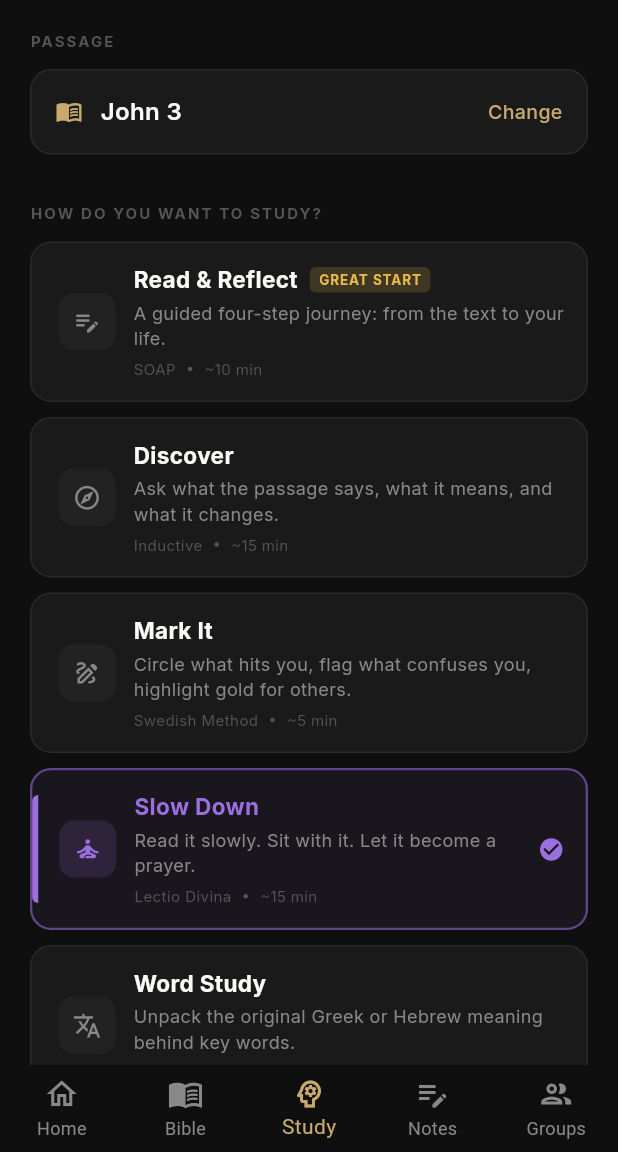
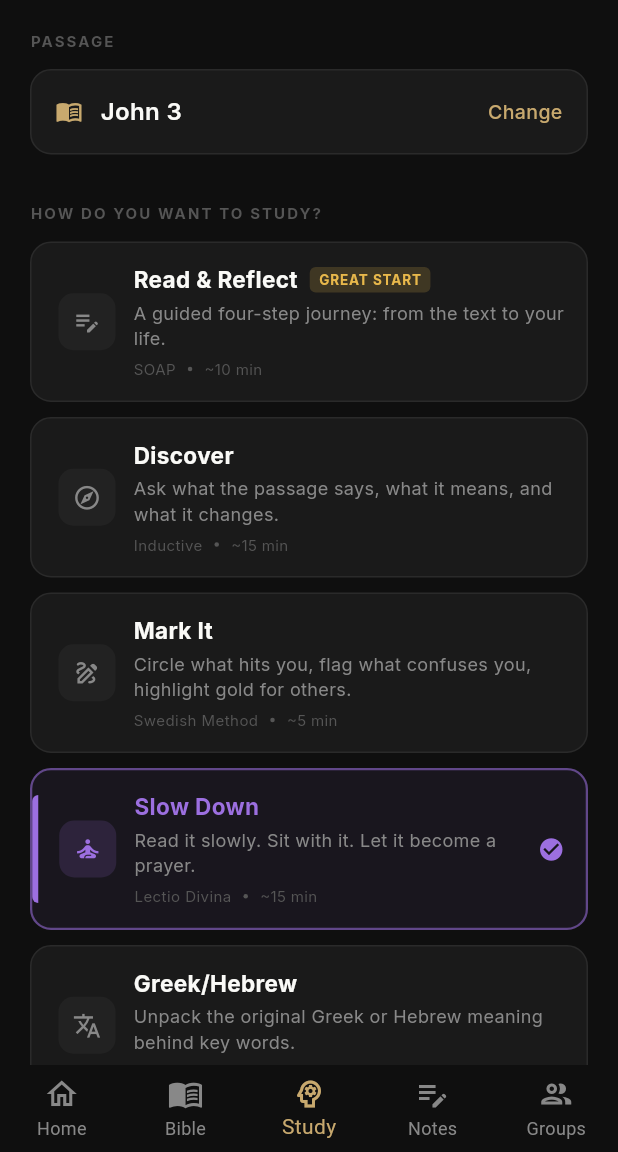
Before and after one commit to dwdalton80/digdeeper, a Flutter app: the AiStudyScreen screen opened by its route, after a tap on "Discover", after a tap on "Mark It", after a tap on "Slow Down", on a phone screen of 412 x 824 dp, the part 84-1236 px from its top. Run offline on Flutter 3.47's test engine with Material 3 defaults, Android fonts, the phone set to English and light mode, and no system bars; our stand-ins replace cloud_firestore, cloud_functions, firebase_auth, firebase_core, firebase_messaging, firebase_storage and 11 more; accounts and stored records are empty; statements that could not run were skipped.

Commit message:
Greek/Hebrew label, group paywall, compare screen updates

```diff
--- a/lib/screens/paywall/compare_screen.dart
+++ b/lib/screens/paywall/compare_screen.dart
@@ -52,7 +52,7 @@ const _features = [
   _Feature(
     icon: Icons.psychology_outlined,
     title: 'AI Study Sessions',
-    description: 'SOAP, Inductive, Word Study, Lectio Divina — full AI-guided deep dives.',
+    description: 'SOAP, Inductive, Greek/Hebrew, Lectio Divina — full AI-guided deep dives.',
     isPro: true,
   ),
   _Feature(
--- a/lib/screens/study/ai_study_screen.dart
+++ b/lib/screens/study/ai_study_screen.dart
@@ -78,7 +78,7 @@ const _methods = [
   ),
   _MethodMeta(
     method: StudyMethod.wordStudy,
-    label: 'Word Study',
+    label: 'Greek/Hebrew',
     methodTag: 'Greek · Hebrew',
     subtitle: 'Unpack the original Greek or Hebrew meaning behind key words.',
     timeEstimate: '~10 min',
```
